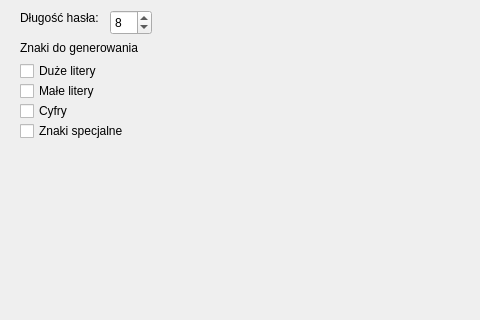
Old version of the form mainwindow.ui in the repository Liskowskyy/passwordGenerator; both pictures show x 0 to 480 and y 0 to 320 of the 800 by 600 pixel window.
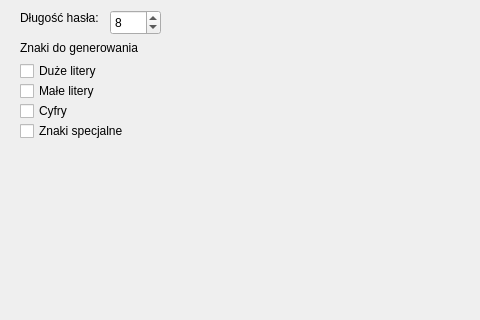
New version of the form.

Commit message: Adjusted max password length

What changed in the file:
```diff
--- a/mainwindow.ui
+++ b/mainwindow.ui
@@ -99,7 +99,7 @@
      <rect>
       <x>110</x>
       <y>10</y>
-      <width>42</width>
+      <width>51</width>
       <height>25</height>
      </rect>
     </property>
@@ -107,7 +107,7 @@
      <number>4</number>
     </property>
     <property name="maximum">
-     <number>64</number>
+     <number>2048</number>
     </property>
     <property name="value">
      <number>8</number>
```
